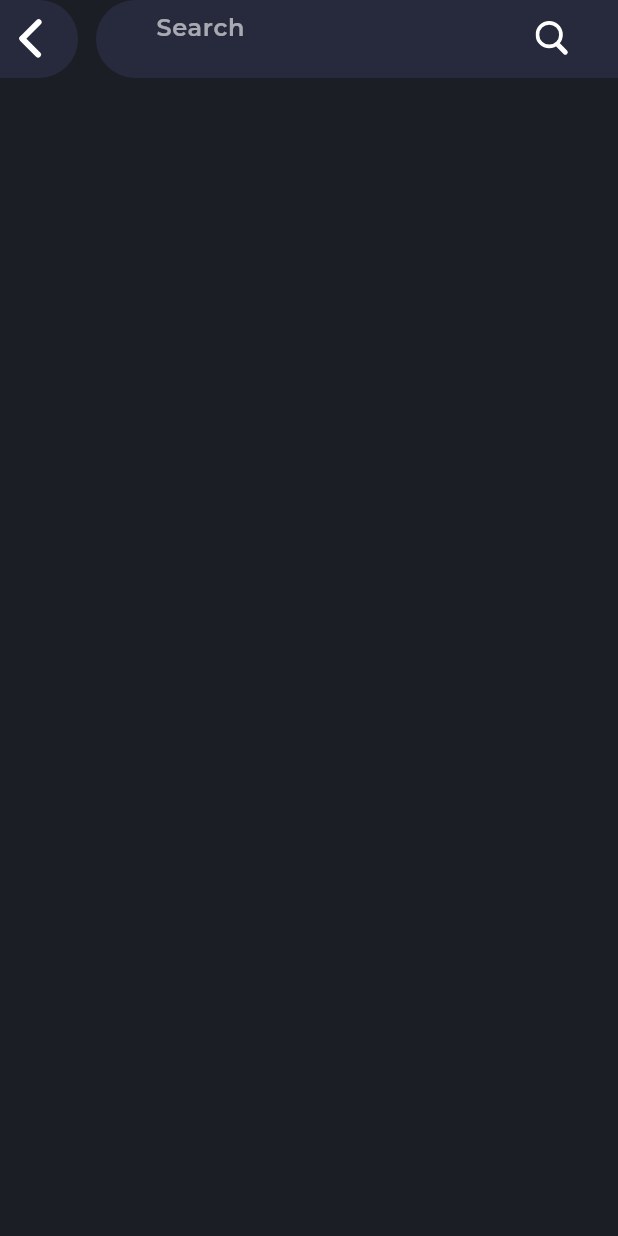
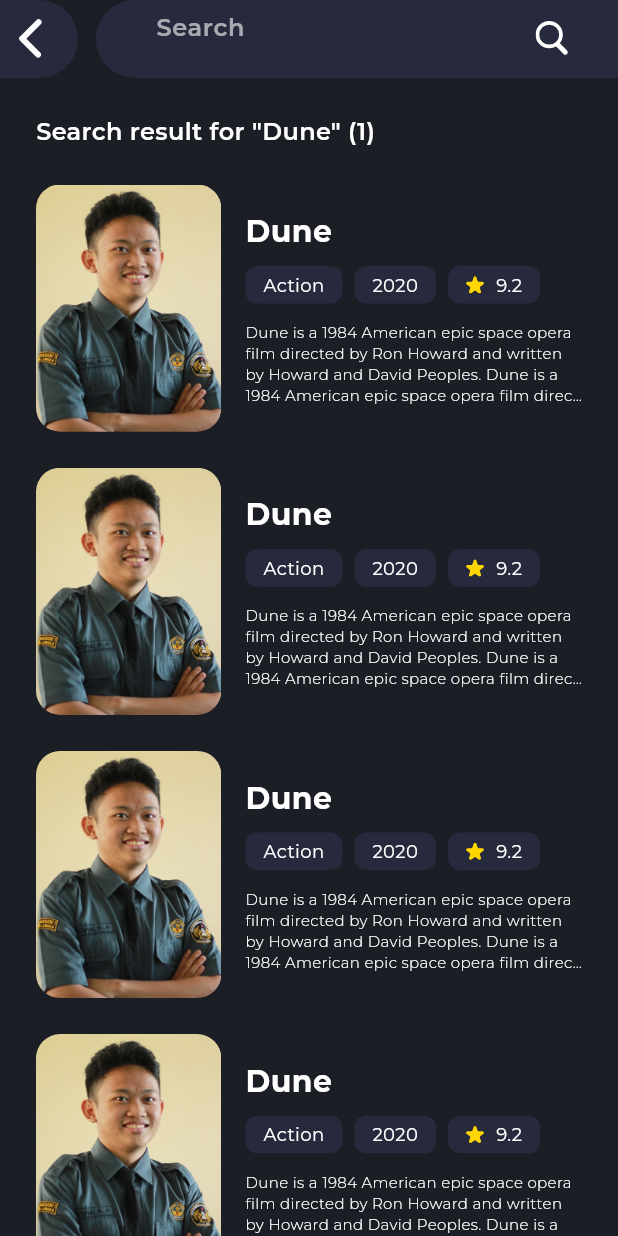
Before and after one commit to Adithya-13/Mivoe, a Flutter app: the screen it shows after launch, after a tap on an icon or button, on a phone screen of 412 x 824 dp. Run offline on Flutter 3.47's test engine with Material 2 defaults, Android fonts, the phone set to English and light mode, and no system bars; our stand-ins replace auto_size_text, card_swiper, flutter_bloc, flutter_slider_drawer, flutter_svg, google_fonts.

Commit message:
finishing search page

```diff
--- a/lib/presentation/pages/dashboard_page.dart
+++ b/lib/presentation/pages/dashboard_page.dart
@@ -164,11 +164,11 @@ class _DashBoardPageState extends State<DashBoardPage> {
         Row(
           mainAxisAlignment: MainAxisAlignment.center,
           children: [
-            _chip(text: 'Action'),
+            const ChipItem(text: 'Action'),
             const SizedBox(width: 8),
-            _chip(text: '2020'),
+            const ChipItem(text: '2020'),
             const SizedBox(width: 8),
-            _chip(
+            ChipItem(
               widget: Row(
                 mainAxisSize: MainAxisSize.min,
                 children: [
@@ -251,21 +251,6 @@ class _DashBoardPageState extends State<DashBoardPage> {
           ),
         ),
       ],
-    );
-  }
-
-  Widget _chip({String? text, Widget? widget}) {
-    return Container(
-      padding: const EdgeInsets.symmetric(vertical: 4, horizontal: 12),
-      decoration: BoxDecoration(
-        color: AppTheme.purpleDark,
-        borderRadius: BorderRadius.circular(8),
-      ),
-      child: widget ??
-          Text(
-            text!,
-            style: AppTheme.text2,
-          ),
     );
   }
 
--- a/lib/presentation/pages/search_page.dart
+++ b/lib/presentation/pages/search_page.dart
@@ -1,3 +1,4 @@
+import 'package:auto_size_text/auto_size_text.dart';
 import 'package:flutter/material.dart';
 import 'package:flutter_svg/flutter_svg.dart';
 import 'package:mivoe/mivoe.dart';
@@ -11,8 +12,100 @@ class SearchPage extends StatelessWidget {
       backgroundColor: AppTheme.scaffoldColor,
       body: SafeArea(
         child: Column(
+          crossAxisAlignment: CrossAxisAlignment.start,
           children: [
+            _headerSearch(context),
+            const SizedBox(height: 24),
+            Padding(
+              padding: const EdgeInsets.symmetric(horizontal: 24),
+              child: Text(
+                'Search result for "Dune" (1)',
+                style: AppTheme.headline3,
+              ),
+            ),
+            const SizedBox(height: 24),
+            Expanded(
+              child: ListView.builder(
+                itemCount: 10,
+                physics: const BouncingScrollPhysics(),
+                itemBuilder: (context, index) {
+                  return Padding(
+                    padding:
+                        const EdgeInsets.only(left: 24, right: 24, bottom: 24),
+                    child: Row(
+                      children: [
+                        SizedBox(
+                          height: MediaQuery.of(context).size.width * 0.4,
+                          child: AspectRatio(
+                            aspectRatio: 3 / 4,
+                            child: ClipRRect(
+                              borderRadius: BorderRadius.circular(16),
+                              child: Image.asset(
+                                Resources.adit,
+                                fit: BoxFit.cover,
+                              ),
+                            ),
+                          ),
+                        ),
+                        const SizedBox(width: 16),
+                        Expanded(
+                          child: Column(
+                            mainAxisSize: MainAxisSize.min,
+                            crossAxisAlignment: CrossAxisAlignment.stretch,
+                            children: [
+                              Text(
+                                'Dune',
+                                style: AppTheme.headline2,
+                                maxLines: 2,
+                                overflow: TextOverflow.ellipsis,
+                              ),
+                              const SizedBox(height: 8),
                               Row(
+                                children: [
+                                  const ChipItem(text: 'Action'),
+                                  const SizedBox(width: 8),
+                                  const ChipItem(text: '2020'),
+                                  const SizedBox(width: 8),
+                                  ChipItem(
+                                    widget: Row(
+                                      mainAxisSize: MainAxisSize.min,
+                                      children: [
+                                        SvgPicture.asset(
+                                          Resources.star,
+                                          width: 12,
+                                          color: AppTheme.yellow,
+                                        ),
+                                        const SizedBox(width: 8),
+                                        Text('9.2', style: AppTheme.text2),
+                                      ],
+                                    ),
+                                  ),
+                                ],
+                              ),
+                              const SizedBox(height: 12),
+                              Text(
+                                'Dune is a 1984 American epic space opera film directed by Ron Howard and written by Howard and David Peoples. Dune is a 1984 American epic space opera film directed by Ron Howard and written by Howard and David Peoples. Dune is a 1984 American epic space opera film directed by Ron Howard and written by Howard and David Peoples.',
+                                style: AppTheme.subText1,
+                                maxLines: 4,
+                                overflow: TextOverflow.ellipsis,
+                              ),
+                            ],
+                          ),
+                        ),
+                      ],
+                    ),
+                  );
+                },
+              ),
+            ),
+          ],
+        ),
+      ),
+    );
+  }
+
+  Widget _headerSearch(BuildContext context) {
+    return Row(
       children: [
         GestureDetector(
           onTap: () => Navigator.pop(context),
@@ -69,10 +162,6 @@ class SearchPage extends StatelessWidget {
           ),
         ),
       ],
-            ),
-          ],
-        ),
-      ),
     );
   }
 }
--- /dev/null
+++ b/lib/presentation/widgets/chip.dart
@@ -0,0 +1,26 @@
+import 'package:flutter/material.dart';
+import 'package:flutter/src/foundation/key.dart';
+import 'package:flutter/src/widgets/framework.dart';
+import 'package:mivoe/mivoe.dart';
+
+class ChipItem extends StatelessWidget {
+  final String? text;
+  final Widget? widget;
+  const ChipItem({Key? key, this.text, this.widget}) : super(key: key);
+
+  @override
+  Widget build(BuildContext context) {
+    return Container(
+      padding: const EdgeInsets.symmetric(vertical: 4, horizontal: 12),
+      decoration: BoxDecoration(
+        color: AppTheme.purpleDark,
+        borderRadius: BorderRadius.circular(8),
+      ),
+      child: widget ??
+          Text(
+            text!,
+            style: AppTheme.text2,
+          ),
+    );
+  }
+}
--- a/lib/presentation/widgets/widgets.exports.dart
+++ b/lib/presentation/widgets/widgets.exports.dart
@@ -3,4 +3,5 @@
 // run :
 // genexp
 
+export 'chip.dart';
 export 'navigation_drawer.dart';
```
Lines whose indentation alone changed are shown as unchanged.
